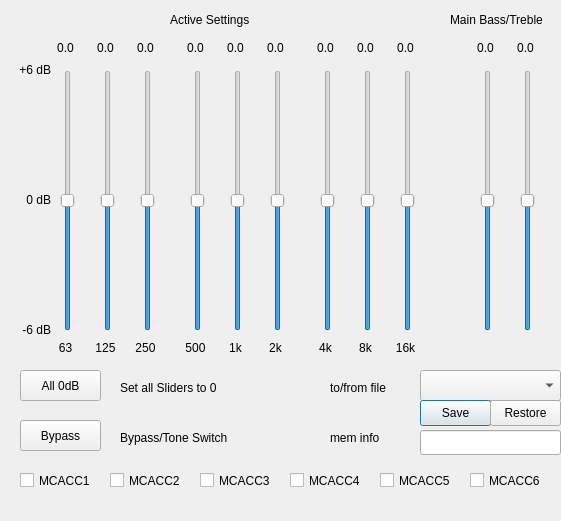
First picture: the form in eqdialog.ui, repository AceOfSnakes/AvrPioRemote, before the edit.
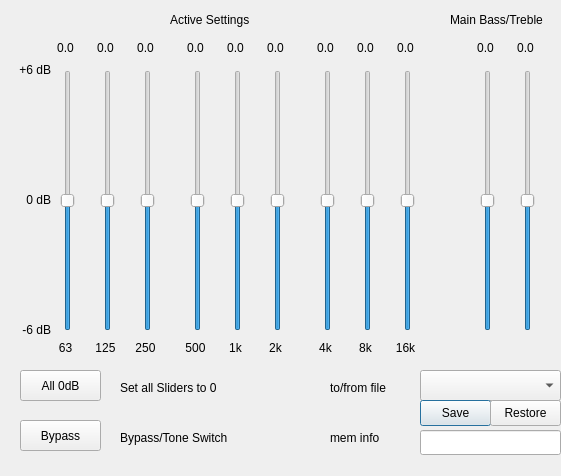
Second picture: the form after the edit.

Commit message: Mcacc Auswahl von eq nach LS-Settings verlegt

Patch:
```diff
--- a/eqdialog.ui
+++ b/eqdialog.ui
@@ -7,7 +7,7 @@
     <x>0</x>
     <y>0</y>
     <width>561</width>
-    <height>521</height>
+    <height>476</height>
    </rect>
   </property>
   <property name="windowTitle">
@@ -872,84 +872,6 @@
     <string>Set all Sliders to 0</string>
    </property>
   </widget>
-  <widget class="QCheckBox" name="mc1">
-   <property name="geometry">
-    <rect>
-     <x>20</x>
-     <y>470</y>
-     <width>81</width>
-     <height>21</height>
-    </rect>
-   </property>
-   <property name="text">
-    <string>MCACC1</string>
-   </property>
-  </widget>
-  <widget class="QCheckBox" name="mc2">
-   <property name="geometry">
-    <rect>
-     <x>110</x>
-     <y>470</y>
-     <width>81</width>
-     <height>21</height>
-    </rect>
-   </property>
-   <property name="text">
-    <string>MCACC2</string>
-   </property>
-  </widget>
-  <widget class="QCheckBox" name="mc3">
-   <property name="geometry">
-    <rect>
-     <x>200</x>
-     <y>470</y>
-     <width>81</width>
-     <height>21</height>
-    </rect>
-   </property>
-   <property name="text">
-    <string>MCACC3</string>
-   </property>
-  </widget>
-  <widget class="QCheckBox" name="mc4">
-   <property name="geometry">
-    <rect>
-     <x>290</x>
-     <y>470</y>
-     <width>81</width>
-     <height>21</height>
-    </rect>
-   </property>
-   <property name="text">
-    <string>MCACC4</string>
-   </property>
-  </widget>
-  <widget class="QCheckBox" name="mc5">
-   <property name="geometry">
-    <rect>
-     <x>380</x>
-     <y>470</y>
-     <width>81</width>
-     <height>21</height>
-    </rect>
-   </property>
-   <property name="text">
-    <string>MCACC5</string>
-   </property>
-  </widget>
-  <widget class="QCheckBox" name="mc6">
-   <property name="geometry">
-    <rect>
-     <x>470</x>
-     <y>470</y>
-     <width>81</width>
-     <height>21</height>
-    </rect>
-   </property>
-   <property name="text">
-    <string>MCACC6</string>
-   </property>
-  </widget>
  </widget>
  <resources/>
  <connections/>
```
The commit also changes 6 other files.
